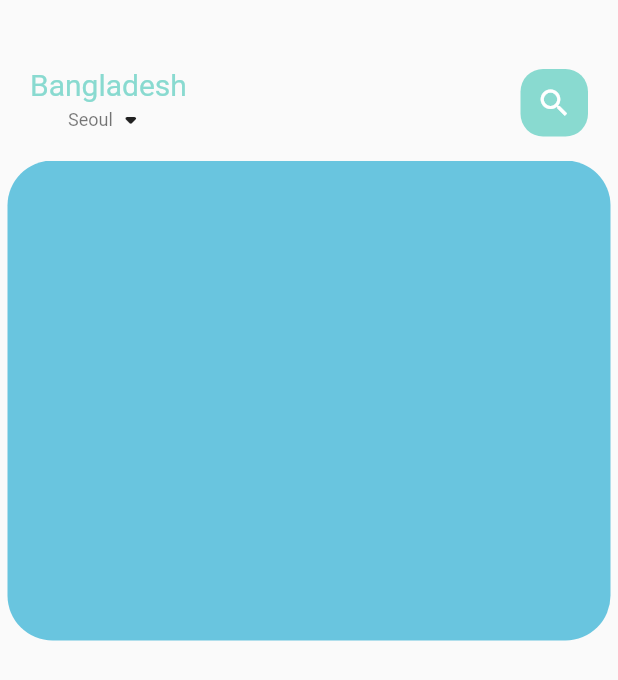
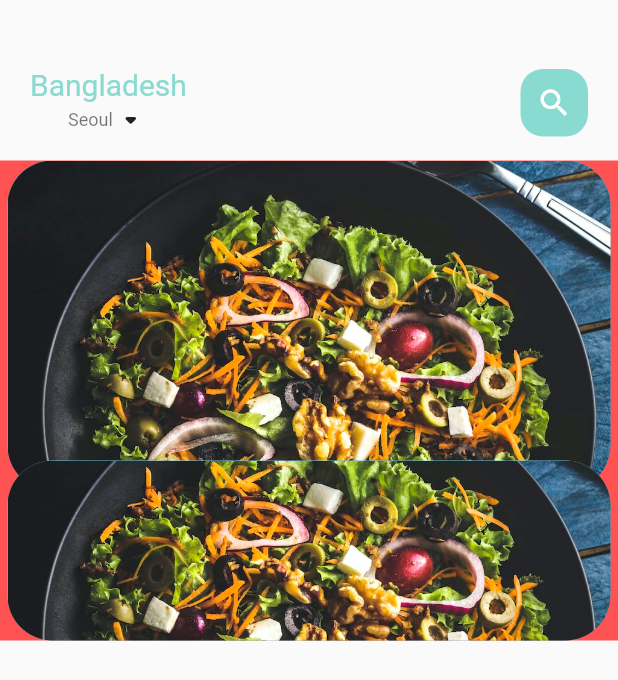
Before and after one commit to load28/flutter-study, a Flutter app: the screen it shows after launch, on a phone screen of 412 x 824 dp. Shown: the top 680 px of the screen. Run offline on Flutter 3.47's test engine with Material 2 defaults, Android fonts, the phone set to English and light mode, and no system bars.

Commit message:
add page view

```diff
--- a/lib/home/main_page_body.dart
+++ b/lib/home/main_page_body.dart
@@ -11,6 +11,7 @@ class MainPageBodyState extends State<MainPageBody> {
   @override
   Widget build(BuildContext context) {
     return Container(
+      color: Colors.redAccent,
       height: 320,
       child: PageView.builder(
           itemCount: 5,
@@ -21,13 +22,36 @@ class MainPageBodyState extends State<MainPageBody> {
   }
 
   Widget _buildPageItem(int index) {
-    return Container(
+    return Stack(
+      children: [
+        Container(
           height: 220,
           margin: EdgeInsets.only(left: 5, right: 5),
           decoration: BoxDecoration(
               borderRadius: BorderRadius.circular(30),
               color: index.isEven ? Color(0xFF69c5df): Color(0xFF9294cc),
+              image: DecorationImage(
+                fit: BoxFit.cover,
+                image: AssetImage("assets/images/food_1.jpg"),
+              )
           ),
+        ),
+        Align(
+          alignment: Alignment.bottomCenter,
+          child: Container(
+            height: 120,
+            margin: EdgeInsets.only(left: 5, right: 5),
+            decoration: BoxDecoration(
+                borderRadius: BorderRadius.circular(30),
+                color: index.isEven ? Color(0xFF69c5df): Color(0xFF9294cc),
+                image: DecorationImage(
+                  fit: BoxFit.cover,
+                  image: AssetImage("assets/images/food_1.jpg"),
+                )
+            ),
+          ),
+        )
+      ],
     );
   }
 }
--- a/pubspec.yaml
+++ b/pubspec.yaml
@@ -59,9 +59,8 @@ flutter:
   uses-material-design: true
 
   # To add assets to your application, add an assets section, like this:
-  # assets:
-  #   - images/a_dot_burr.jpeg
-  #   - images/a_dot_ham.jpeg
+  assets:
+   - assets/images/
 
   # An image asset can refer to one or more resolution-specific "variants", see
   # https://flutter.dev/assets-and-images/#resolution-aware
```
Also changed, not shown: assets/images/food_1.jpg (added). Lines whose indentation alone changed are shown as unchanged.
